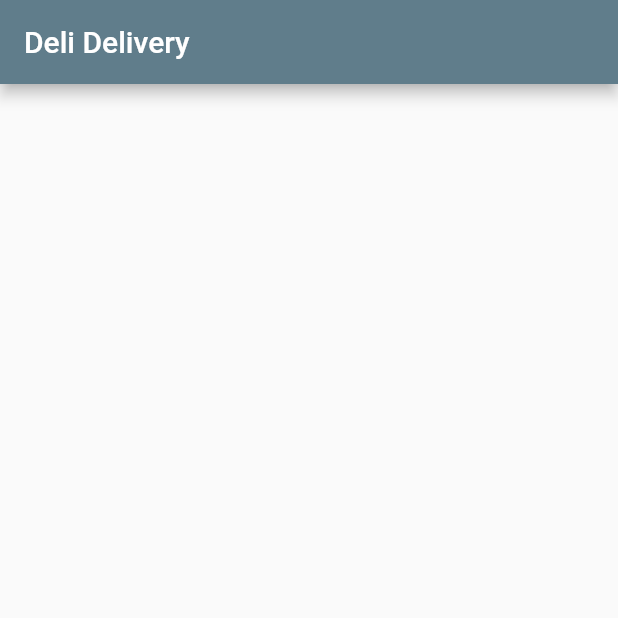
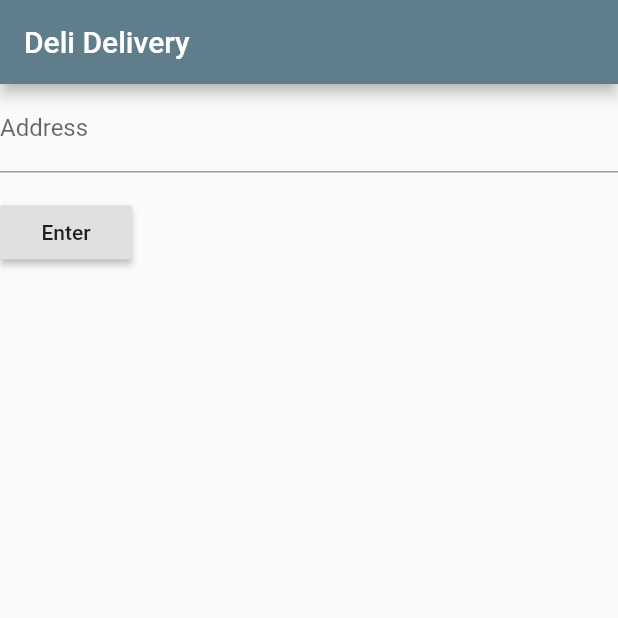
Before and after one commit to Mrodriguez245/CSCI-567-Mobile-Project, a Flutter app: the screen it shows after launch, on a phone screen of 412 x 824 dp, the top half of it. Run offline on Flutter 3.47's test engine with Material 2 defaults, Android fonts, the phone set to English and light mode, and no system bars; our stand-ins replace rxdart; missing offline and left inert: bloc_pattern.

Commit message:
Submission on 5/2

```diff
--- a/Project/deli_application/lib/main.dart
+++ b/Project/deli_application/lib/main.dart
@@ -6,44 +6,63 @@ class MyApp extends StatelessWidget {
   // This widget is the root of your application.
   @override
   Widget build(BuildContext context) {
+    final applicationTitle = 'Deli Delivery';
     return MaterialApp(
-      title: 'Flutter Demo',
+      title: applicationTitle,
       theme: ThemeData(
-        // This is the theme of your application.
-        //
-        // Try running your application with "flutter run". You'll see the
-        // application has a blue toolbar. Then, without quitting the app, try
-        // changing the primarySwatch below to Colors.green and then invoke
-        // "hot reload" (press "r" in the console where you ran "flutter run",
-        // or simply save your changes to "hot reload" in a Flutter IDE).
-        // Notice that the counter didn't reset back to zero; the application
-        // is not restarted.
         primarySwatch: Colors.blueGrey,
       ),
-      home: MyHomePage(title: 'Deli Delivery'),
+      home: Scaffold(
+        appBar: AppBar(
+          title: Text(applicationTitle),
+        ),
+        body: AddressForm(),
+      )
     );
   }
 }
 
-class MyHomePage extends StatefulWidget {
-  MyHomePage({Key key, this.title}) : super(key: key);
+class AddressForm extends StatefulWidget {
+  AddressForm({Key key, this.title}) : super(key: key);
 
   // This widget is the home page of your application. It is stateful, meaning
   // that it has a State object (defined below) that contains fields that affect
+
   // how it looks.
 
   // This class is the configuration for the state. It holds the values (in this
   // case the title) provided by the parent (in this case the App widget) and
   // used by the build method of the State. Fields in a Widget subclass are
   // always marked "final".
-
   final String title;
-
   @override
-  _MyHomePageState createState() => _MyHomePageState();
+  AddressFormState createState() => AddressFormState();
 }
 
-class _MyHomePageState extends State<MyHomePage> {
+class AddressFormState extends State<AddressForm> {
+  final _addressformKey = GlobalKey<FormState>();
+
+  bool validateAndSave() {
+    final form = _addressformKey.currentState;
+    if (form.validate()) {
+      form.save();
+      setState(() {
+
+      });
+      return true;
+    }
+    return false;
+  }
+
+  String validate(String value) {
+    if(value.isEmpty){
+      return 'Field can\'t be empty';
+    }
+    if(value.contains(" ")){
+      return 'Field can\'t contain spaces';
+    }
+    return null;
+  }
 
   @override
   Widget build(BuildContext context) {
@@ -53,12 +72,38 @@ class _MyHomePageState extends State<MyHomePage> {
     // The Flutter framework has been optimized to make rerunning build methods
     // fast, so that you can just rebuild anything that needs updating rather
     // than having to individually change instances of widgets.
-    return Scaffold(
-      appBar: AppBar(
-        // Here we take the value from the MyHomePage object that was created by
-        // the App.build method, and use it to set our appbar title.
-        title: Text(widget.title),
+    return Form(
+      key: _addressformKey,
+      child: Column(
+        crossAxisAlignment: CrossAxisAlignment.start,
+        children: <Widget>[
+          TextFormField(
+            decoration: InputDecoration(
+              labelText: 'Address'
+            ),
+            validator: (value) {
+              if (value.isEmpty) {
+                return 'Please enter your address';
+              }
+              return null;
+            },
+          ),
+          Padding(
+            padding: const EdgeInsets.symmetric(vertical: 16.0),
+            child: RaisedButton(
+              onPressed: validateAndSubmit,
+              child: Text('Enter'),
+            ),
+          ),
+        ],
       ),
     );
   }
+  void validateAndSubmit() async {
+    if (validateAndSave()) {
+      var snackBar = SnackBar(
+        content: Text("Processing"),
+      );
+    }
+  }
 }
--- a/Project/deli_application/pubspec.yaml
+++ b/Project/deli_application/pubspec.yaml
@@ -23,6 +23,7 @@ dependencies:
   # The following adds the Cupertino Icons font to your application.
   # Use with the CupertinoIcons class for iOS style icons.
   cupertino_icons: ^0.1.2
+  bloc_pattern: ^2.3.2
 
 dev_dependencies:
   flutter_test:
```
Also changed, not shown: Project/deli_application/lib/bloc/cardListBloc.dart (added, +30 -0 lines), Project/deli_application/lib/model/deliitem.dart (added, +44 -0 lines), Project/deli_application/pubspec.lock, 1 other file.
